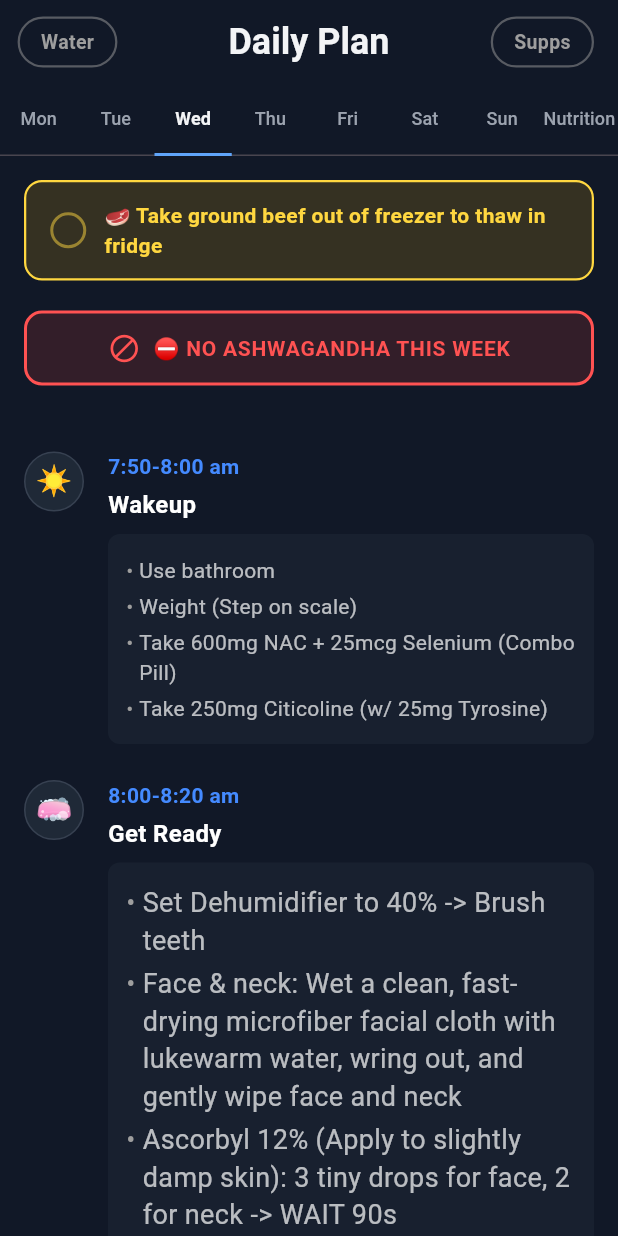
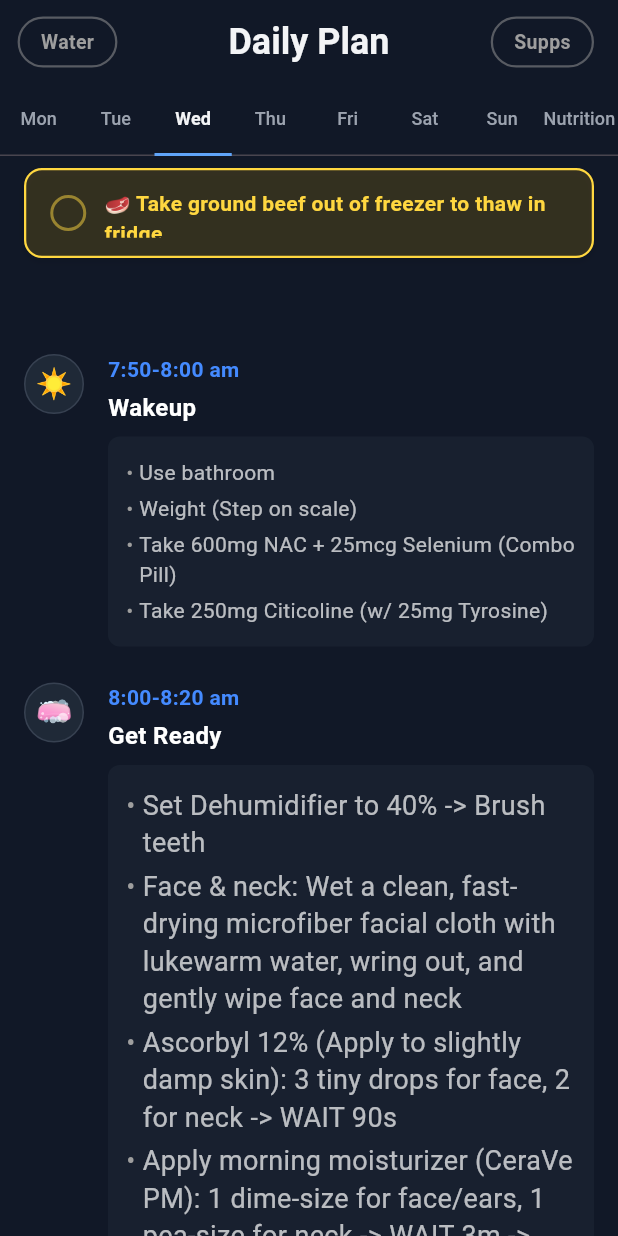
Before and after one commit to elmustslay/daily-blueprint, a Flutter app: the DailyPlanScreen screen opened directly, tab 3 chosen, on a phone screen of 412 x 824 dp. Run offline on Flutter 3.47's test engine with Material 3 defaults, Android fonts, the phone set to English and light mode, and no system bars; our stand-ins replace fl_chart, flutter_riverpod, share_plus, shared_preferences, sqflite; accounts and stored records are empty.

Commit message:
feat: add isCardio flag to TimelineItem and restructure daily plan UI with sticky header for incomplete reminders

```diff
--- a/lib/features/daily_plan/data/daily_plan_data.dart
+++ b/lib/features/daily_plan/data/daily_plan_data.dart
@@ -8,6 +8,7 @@ class TimelineItem {
   final String icon;
   final List<String> details;
   final MealRecord? mealRecord;
+  final bool isCardio;
 
   const TimelineItem({
     required this.time,
@@ -15,6 +16,7 @@ class TimelineItem {
     required this.icon,
     this.details = const [],
     this.mealRecord,
+    this.isCardio = false,
   });
 }
 
@@ -312,6 +314,7 @@ class DailyPlanData {
       time: time,
       title: title,
       icon: isCardio ? '🏃' : '🏋️',
+      isCardio: isCardio,
     );
   }
 
--- a/lib/features/daily_plan/presentation/daily_plan_screen.dart
+++ b/lib/features/daily_plan/presentation/daily_plan_screen.dart
@@ -428,22 +428,7 @@ class _DailyPlanScreenState extends ConsumerState<DailyPlanScreen> with SingleTi
     );
   }
 
-  Widget _buildDailyReminders(String dayKey) {
-    final reminders = DailyPlanData.getReminders(dayKey);
-    if (reminders.isEmpty) return const SizedBox.shrink();
-
-    final reminderStateMap = ref.watch(reminderTrackerProvider);
-    final reminderState = reminderStateMap[dayKey] ?? [];
-
-    return Padding(
-      padding: const EdgeInsets.only(bottom: 12),
-      child: Column(
-        children: reminders.asMap().entries.map((entry) {
-          int index = entry.key;
-          String text = entry.value;
-          bool isChecked = false;
-          if (index < reminderState.length) isChecked = reminderState[index];
-
+  Widget _buildReminderItem(String dayKey, int index, String text, bool isChecked) {
     return GestureDetector(
       onTap: () => ref.read(reminderTrackerProvider.notifier).toggleReminder(dayKey, index),
       child: AnimatedContainer(
@@ -457,6 +442,13 @@ class _DailyPlanScreenState extends ConsumerState<DailyPlanScreen> with SingleTi
             color: isChecked ? Colors.green.withValues(alpha: 0.5) : Colors.amberAccent,
             width: 1.5
           ),
+          boxShadow: isChecked ? null : [
+            BoxShadow(
+              color: Colors.black.withValues(alpha: 0.1),
+              blurRadius: 4,
+              offset: const Offset(0, 2),
+            )
+          ],
         ),
         child: Row(
           children: [
@@ -483,12 +475,38 @@ class _DailyPlanScreenState extends ConsumerState<DailyPlanScreen> with SingleTi
                   fontWeight: FontWeight.bold,
                   decoration: isChecked ? TextDecoration.lineThrough : null,
                 ),
+                maxLines: 2,
+                overflow: TextOverflow.ellipsis,
               ),
             ),
           ],
         ),
       ),
     );
+  }
+
+  Widget _buildDailyReminders(String dayKey) {
+    final reminders = DailyPlanData.getReminders(dayKey);
+    if (reminders.isEmpty) return const SizedBox.shrink();
+
+    final reminderStateMap = ref.watch(reminderTrackerProvider);
+    final reminderState = reminderStateMap[dayKey] ?? [];
+
+    final completedReminders = <MapEntry<int, String>>[];
+    for (int i = 0; i < reminders.length; i++) {
+      final isChecked = i < reminderState.length ? reminderState[i] : false;
+      if (isChecked) {
+        completedReminders.add(MapEntry(i, reminders[i]));
+      }
+    }
+
+    if (completedReminders.isEmpty) return const SizedBox.shrink();
+
+    return Padding(
+      padding: const EdgeInsets.only(bottom: 12),
+      child: Column(
+        children: completedReminders.map((entry) {
+          return _buildReminderItem(dayKey, entry.key, entry.value, true);
         }).toList(),
       ),
     );
@@ -504,29 +522,64 @@ class _DailyPlanScreenState extends ConsumerState<DailyPlanScreen> with SingleTi
       }
     }
 
+    final reminders = DailyPlanData.getReminders(dayKey);
+    final reminderStateMap = ref.watch(reminderTrackerProvider);
+    final reminderState = reminderStateMap[dayKey] ?? [];
+
+    final incompleteReminders = <MapEntry<int, String>>[];
+    for (int i = 0; i < reminders.length; i++) {
+      final isChecked = i < reminderState.length ? reminderState[i] : false;
+      if (!isChecked) {
+        incompleteReminders.add(MapEntry(i, reminders[i]));
+      }
+    }
+
+    double stickyHeight = 0;
+    if (_showWater) stickyHeight += 165.0;
+    if (_showSupp) stickyHeight += 165.0;
+    if (incompleteReminders.isNotEmpty) {
+      stickyHeight += 16.0 + (incompleteReminders.length * 68.0);
+    }
+
     return CustomScrollView(
       slivers: [
-        if (_showWater)
+        if (stickyHeight > 0)
           SliverPersistentHeader(
             pinned: true,
             delegate: _StickyHeaderDelegate(
-              extent: 165,
+              extent: stickyHeight,
               child: Container(
                 color: Theme.of(context).scaffoldBackgroundColor,
+                child: Column(
+                  mainAxisSize: MainAxisSize.min,
+                  children: [
+                    if (_showWater)
+                      Container(
+                        height: 165.0,
                         padding: const EdgeInsets.only(left: 16, right: 16, top: 16, bottom: 8),
                         child: _buildWaterTracker(dayKey),
                       ),
+                    if (_showSupp)
+                      Container(
+                        height: 165.0,
+                        padding: const EdgeInsets.only(left: 16, right: 16, top: 16, bottom: 8),
+                        child: _buildSupplementTracker(dayKey),
+                      ),
+                    if (incompleteReminders.isNotEmpty)
+                      Container(
+                        padding: const EdgeInsets.only(left: 16, right: 16, top: 8, bottom: 8),
+                        child: Column(
+                          mainAxisSize: MainAxisSize.min,
+                          children: incompleteReminders.map((entry) {
+                            return SizedBox(
+                              height: 68.0,
+                              child: _buildReminderItem(dayKey, entry.key, entry.value, false),
+                            );
+                          }).toList(),
                         ),
                       ),
-        if (_showSupp)
-          SliverPersistentHeader(
-            pinned: true,
-            delegate: _StickyHeaderDelegate(
-              extent: 165,
-              child: Container(
-                color: Theme.of(context).scaffoldBackgroundColor,
-                padding: const EdgeInsets.only(left: 16, right: 16, top: 16, bottom: 8),
-                child: _buildSupplementTracker(dayKey),
+                  ],
+                ),
               ),
             ),
           ),
@@ -544,10 +597,6 @@ class _DailyPlanScreenState extends ConsumerState<DailyPlanScreen> with SingleTi
                 ],
                 if (DailyPlanData.shouldScaleUpCardio()) ...[
                   _buildCardioScaleUpAlert(),
-                  const SizedBox(height: 12),
-                ],
-                if (DailyPlanData.isAshwagandhaOff()) ...[
-                  _buildAshwagandhaAlert(),
                   const SizedBox(height: 12),
                 ],
                 if (DailyPlanData.isBloodDonationWeek()) ...[
@@ -922,7 +971,37 @@ class _DailyPlanScreenState extends ConsumerState<DailyPlanScreen> with SingleTi
                 Row(
                   mainAxisAlignment: MainAxisAlignment.spaceBetween,
                   children: [
-                    Expanded(child: Text(item.title, style: const TextStyle(fontWeight: FontWeight.bold, fontSize: 16, color: Colors.white))),
+                    Expanded(
+                      child: Row(
+                        children: [
+                          Flexible(
+                            child: Text(
+                              item.title,
+                              style: const TextStyle(fontWeight: FontWeight.bold, fontSize: 16, color: Colors.white),
+                            ),
+                          ),
+                          if (item.isCardio && DailyPlanData.shouldScaleUpCardio()) ...[
+                            const SizedBox(width: 8),
+                            Container(
+                              padding: const EdgeInsets.symmetric(horizontal: 6, vertical: 2),
+                              decoration: BoxDecoration(
+                                color: Colors.orangeAccent.withValues(alpha: 0.2),
+                                borderRadius: BorderRadius.circular(6),
+                                border: Border.all(color: Colors.orangeAccent, width: 1),
+                              ),
+                              child: const Text(
+                                'SCALE-UP (+10 min)',
+                                style: TextStyle(
+                                  color: Colors.orangeAccent,
+                                  fontSize: 10,
+                                  fontWeight: FontWeight.bold,
+                                ),
+                              ),
+                            ),
+                          ],
+                        ],
+                      ),
+                    ),
                     if (item.mealRecord != null && item.mealRecord!.totalNutrition.calories > 0)
                       Container(
                         padding: const EdgeInsets.symmetric(horizontal: 10, vertical: 4),
@@ -1096,34 +1175,6 @@ class _DailyPlanScreenState extends ConsumerState<DailyPlanScreen> with SingleTi
     );
   }
 
-  Widget _buildAshwagandhaAlert() {
-    return Container(
-      padding: const EdgeInsets.symmetric(horizontal: 16, vertical: 12),
-      decoration: BoxDecoration(
-        color: Colors.red.withValues(alpha: 0.15),
-        borderRadius: BorderRadius.circular(12),
-        border: Border.all(color: Colors.redAccent, width: 2),
-      ),
-      child: const Row(
-        mainAxisAlignment: MainAxisAlignment.center,
-        children: [
-          Icon(Icons.do_not_disturb_alt_rounded, color: Colors.redAccent, size: 22),
-          SizedBox(width: 8),
-          Flexible(
-            child: Text(
-              '⛔ NO ASHWAGANDHA THIS WEEK',
-              style: TextStyle(
-                color: Colors.redAccent,
-                fontSize: 14,
-                fontWeight: FontWeight.bold,
-                letterSpacing: 0.5,
-              ),
-            ),
-          ),
-        ],
-      ),
-    );
-  }
 
   Widget _buildBloodDonationAlert() {
     return GestureDetector(
--- a/mynutrition.csv
+++ b/mynutrition.csv
@@ -4,9 +4,7 @@ Protein,1171.4,162.4,168.4,165.8,164.8,164.8,171.2,174.0
 Carbs,868.6,131.8,131.8,77.8,158.8,158.8,105.3,104.2
 Fat,401.8,57.4,62.4,61.8,59.3,59.3,54.0,47.5
 Added Sugar (g),10.89,1.81,1.81,1.81,1.81,1.81,1.81,0
-Ashwagandha Extract (mg),3500.0,500.0,500.0,500.0,500.0,500.0,500.0,500.0
 Biotin (mg),70.0,10.0,10.0,10.0,10.0,10.0,10.0,10.0
-Black Pepper Extract (mg),35.0,5.0,5.0,5.0,5.0,5.0,5.0,5.0
 Calcium (Food) (mg),7270.45,1001.74,1027.74,1015.74,1055.24,1055.24,1072.24,1042.5
 Calcium (Supplement) (mg),2199.9,439.98,0,439.98,439.98,0,439.98,439.98
 Capsanthin & Capsorubin (mg),60.4,10.07,10.07,10.07,10.07,10.07,10.07,0
```
Also changed, not shown: mynutrition.json (+0 -16 lines), 2 other files. Lines whose indentation alone changed are shown as unchanged.
